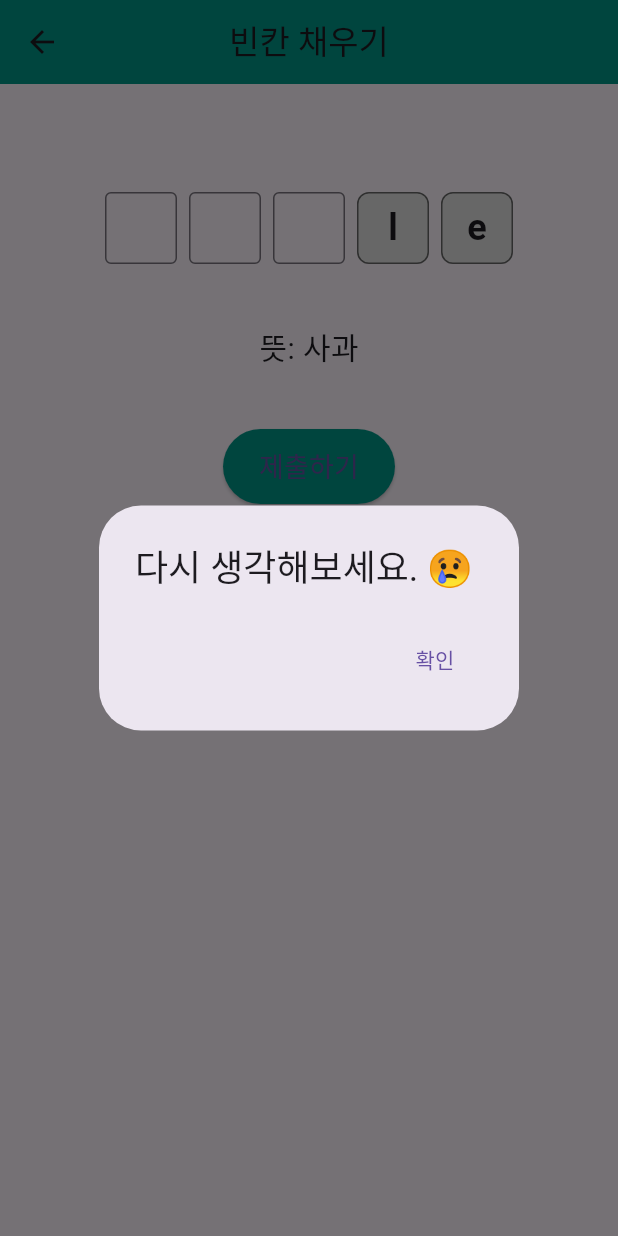
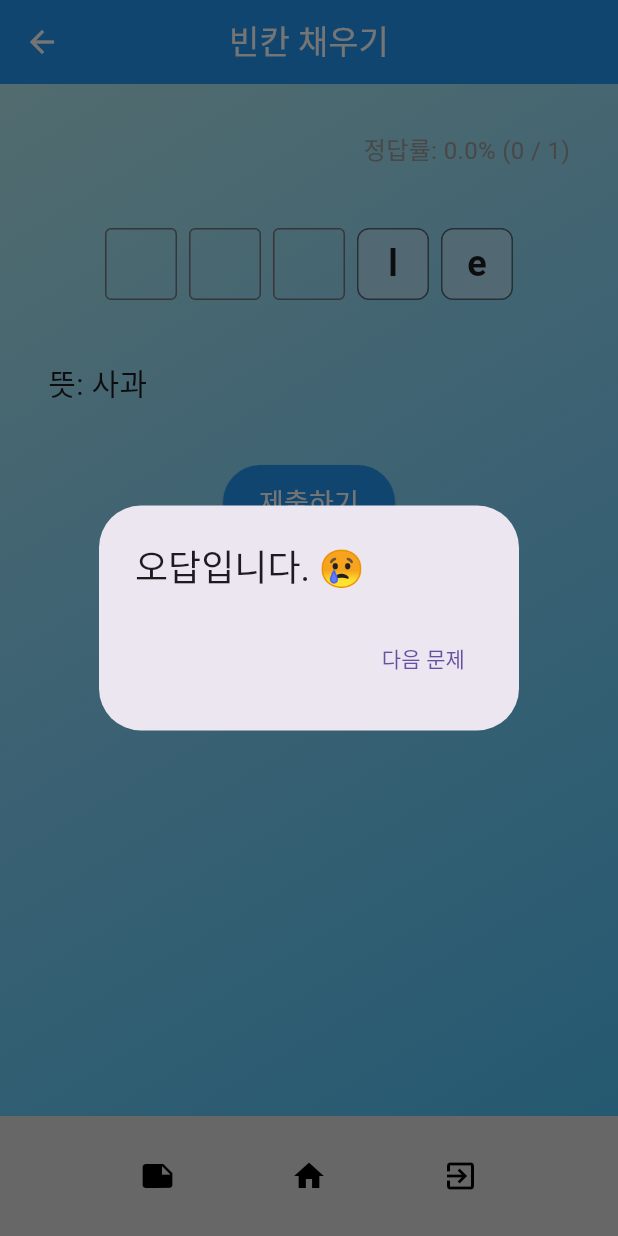
Before and after one commit to kthowns/mobile-dictionary, a Flutter app: the FillBlankPage screen opened by its route, after a tap on "제출하기", on a phone screen of 412 x 824 dp. Run offline on Flutter 3.47's test engine with Material 3 defaults, Android fonts, the phone set to English and light mode, and no system bars.

Commit message:
fix:빈칸채우기 퀴즈 배경삽입 - 로그인 페이지 UI와 통일화

```diff
--- a/mobidic_flutter/lib/Fill_blank.dart
+++ b/mobidic_flutter/lib/Fill_blank.dart
@@ -7,7 +7,7 @@ class FillBlankPage extends StatefulWidget {
   State<FillBlankPage> createState() => _FillBlankPageState();
 }
 
-class _FillBlankPageState extends State<FillBlankPage> {    //리스트
+class _FillBlankPageState extends State<FillBlankPage> {
   final List<Map<String, dynamic>> quizList = [
     {
       'word': 'apple',
@@ -29,6 +29,8 @@ class _FillBlankPageState extends State<FillBlankPage> {    //리스트
   int currentIndex = 0;
   List<String> userInput = [];
   List<TextEditingController> controllers = [];
+  int totalAttempts = 0;
+  int correctAnswers = 0;
 
   @override
   void initState() {
@@ -52,14 +54,20 @@ class _FillBlankPageState extends State<FillBlankPage> {    //리스트
 
     String answer = '';
     for (int i = 0; i < word.length; i++) {
-      answer += revealed[i] ? word[i] : (userInput[i].toLowerCase());
+      answer += revealed[i] ? word[i] : userInput[i].toLowerCase();
     }
 
-    if (answer == word) {
+    bool isCorrect = answer == word;
+
+    setState(() {
+      totalAttempts++;
+      if (isCorrect) correctAnswers++;
+    });
+
     showDialog(
       context: context,
       builder: (_) => AlertDialog(
-          title: const Text('정답입니다!! 🎉'),
+        title: Text(isCorrect ? '정답입니다!! 🎉' : '오답입니다. 😢'),
         actions: [
           TextButton(
             onPressed: () {
@@ -68,32 +76,20 @@ class _FillBlankPageState extends State<FillBlankPage> {    //리스트
                 if (currentIndex < quizList.length - 1) {
                   currentIndex++;
                   _setupCurrentQuestion();
-                  } else {
-                    ScaffoldMessenger.of(context).showSnackBar(
-                      const SnackBar(content: Text("퀴즈 완료!")),
-                    );
                 }
               });
             },
             child: const Text("다음 문제"),
-            )
-          ],
           ),
-      );
-    } else {
-      showDialog(
-        context: context,
-        builder: (_) => AlertDialog(
-          title: const Text('다시 생각해보세요. 😢'),
-          actions: [
-            TextButton(
-              onPressed: () => Navigator.pop(context),
-              child: const Text('확인'),
-            )
         ],
       ),
     );
   }
+
+  String getAccuracyText() {
+    if (totalAttempts == 0) return "정답률: 0%";
+    double percent = (correctAnswers / totalAttempts) * 100;
+    return "정답률: ${percent.toStringAsFixed(1)}% ($correctAnswers / $totalAttempts)";
   }
 
   @override
@@ -115,12 +111,35 @@ class _FillBlankPageState extends State<FillBlankPage> {    //리스트
       appBar: AppBar(
         title: const Text('빈칸 채우기'),
         centerTitle: true,
-        backgroundColor: Colors.teal,
+        backgroundColor: Colors.blue,
+        foregroundColor: Colors.white,
       ),
-      body: Padding(
+      body: Container(
+        width: double.infinity,
+        height: double.infinity,
+        decoration: const BoxDecoration(
+          gradient: LinearGradient(
+            colors: [
+              Color(0xFFb2ebf2),
+              Color(0xFF81d4fa),
+              Color(0xFF4fc3f7),
+            ],
+            begin: Alignment.topLeft,
+            end: Alignment.bottomRight,
+          ),
+        ),
+        child: Padding(
           padding: const EdgeInsets.all(32.0),
           child: Column(
+            crossAxisAlignment: CrossAxisAlignment.start,
             children: [
+              Align(
+                alignment: Alignment.centerRight,
+                child: Text(
+                  getAccuracyText(),
+                  style: const TextStyle(fontSize: 16, color: Colors.grey),
+                ),
+              ),
               const SizedBox(height: 40),
               Row(
                 mainAxisAlignment: MainAxisAlignment.center,
@@ -135,15 +154,45 @@ class _FillBlankPageState extends State<FillBlankPage> {    //리스트
               const SizedBox(height: 40),
               Text('뜻: $meaning', style: const TextStyle(fontSize: 20)),
               const SizedBox(height: 40),
-            ElevatedButton(
+              Center(
+                child: ElevatedButton(
                   onPressed: checkAnswer,
                   style: ElevatedButton.styleFrom(
                     padding: const EdgeInsets.symmetric(horizontal: 24, vertical: 12),
-                backgroundColor: Colors.teal,
+                    backgroundColor: Colors.blue,
+                    foregroundColor: Colors.white,
                   ),
                   child: const Text('제출하기', style: TextStyle(fontSize: 18)),
                 ),
+              ),
+              if (currentIndex == quizList.length - 1 &&
+                  totalAttempts == quizList.length)
+                const Padding(
+                  padding: EdgeInsets.only(top: 20),
+                  child: Center(
+                    child: Text(
+                      "🎉 퀴즈 완료!",
+                      style: TextStyle(fontSize: 20, fontWeight: FontWeight.bold),
+                    ),
+                  ),
+                ),
+              const SizedBox(height: 40),
             ],
+          ),
+        ),
+      ),
+      bottomNavigationBar: BottomAppBar(
+        color: Colors.grey[300],
+        child: Padding(
+          padding: const EdgeInsets.symmetric(vertical: 4.0),
+          child: Row(
+            mainAxisAlignment: MainAxisAlignment.spaceEvenly,
+            children: const [
+              Icon(Icons.note, color: Colors.black),
+              Icon(Icons.home, color: Colors.black),
+              Icon(Icons.exit_to_app, color: Colors.black),
+            ],
+          ),
         ),
       ),
     );
@@ -156,7 +205,7 @@ class _FillBlankPageState extends State<FillBlankPage> {    //리스트
       margin: const EdgeInsets.symmetric(horizontal: 4),
       alignment: Alignment.center,
       decoration: BoxDecoration(
-        color: isRevealed ? Colors.grey[300] : Colors.white,
+        color: isRevealed ? Colors.lightBlue[100] : Colors.white,
         border: Border.all(color: Colors.black54),
         borderRadius: BorderRadius.circular(8),
       ),
```
Lines whose indentation alone changed are shown as unchanged.
